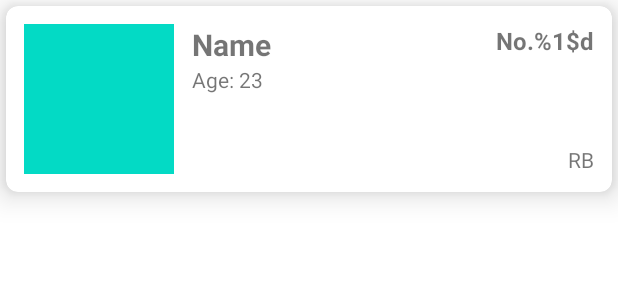
After one commit to patrick0422/SoccerHolic, an Android app: the layout item_player_list.xml on its own in the app's theme, with its tools: preview values and no code run, on a phone screen of 412 x 824 dp. The commit adds this screen. Shown: the top 300 px of the screen. Run offline under Robolectric (Android 15) with nearby library versions, the phone set to English and light mode, and no system bars.

Commit message:
Add player list item layout

```diff
--- /dev/null
+++ b/app/src/main/res/layout/item_player_list.xml
@@ -0,0 +1,74 @@
+<?xml version="1.0" encoding="utf-8"?>
+<layout xmlns:app="http://schemas.android.com/apk/res-auto"
+    xmlns:android="http://schemas.android.com/apk/res/android"
+    xmlns:tools="http://schemas.android.com/tools">
+
+    <data>
+
+    </data>
+
+    <androidx.cardview.widget.CardView
+        android:layout_width="match_parent"
+        android:layout_height="wrap_content"
+        android:layout_margin="4dp"
+        app:cardCornerRadius="8dp"
+        app:cardElevation="12dp">
+        <androidx.constraintlayout.widget.ConstraintLayout
+            android:layout_width="match_parent"
+            android:layout_height="wrap_content"
+            android:padding="12dp">
+
+            <ImageView
+                android:id="@+id/imagePlayerProfile"
+                android:layout_width="100dp"
+                android:layout_height="100dp"
+                tools:background="@color/teal_200"
+                app:layout_constraintBottom_toBottomOf="parent"
+                app:layout_constraintStart_toStartOf="parent"
+                app:layout_constraintTop_toTopOf="parent" />
+
+            <TextView
+                android:id="@+id/textPlayerName"
+                android:layout_width="0dp"
+                android:layout_height="wrap_content"
+                android:layout_marginHorizontal="12dp"
+                android:textSize="20sp"
+                android:textStyle="bold"
+                android:ellipsize="marquee"
+                app:layout_constraintEnd_toStartOf="@+id/textPlayerNumber"
+                app:layout_constraintStart_toEndOf="@+id/imagePlayerProfile"
+                app:layout_constraintTop_toTopOf="@+id/imagePlayerProfile"
+                tools:text="Name"
+                android:singleLine="true" />
+
+            <TextView
+                android:id="@+id/textPlayerNumber"
+                android:layout_width="wrap_content"
+                android:layout_height="wrap_content"
+                android:textSize="16sp"
+                android:textStyle="bold"
+                android:textAlignment="viewEnd"
+                app:layout_constraintEnd_toEndOf="parent"
+                app:layout_constraintTop_toTopOf="@+id/imagePlayerProfile"
+                tools:text="@string/player_number" />
+
+            <TextView
+                android:id="@+id/textPlayerAge"
+                android:layout_width="wrap_content"
+                android:layout_height="wrap_content"
+                app:layout_constraintStart_toStartOf="@+id/textPlayerName"
+                app:layout_constraintTop_toBottomOf="@+id/textPlayerName"
+                tools:text="Age: 23" />
+
+            <TextView
+                android:id="@+id/textPlayerPosition"
+                android:layout_width="wrap_content"
+                android:layout_height="wrap_content"
+                app:layout_constraintBottom_toBottomOf="@+id/imagePlayerProfile"
+                app:layout_constraintEnd_toEndOf="@+id/textPlayerNumber"
+                app:layout_constraintHorizontal_bias="1.0"
+                app:layout_constraintStart_toEndOf="@+id/imagePlayerProfile"
+                tools:text="RB" />
+        </androidx.constraintlayout.widget.ConstraintLayout>
+    </androidx.cardview.widget.CardView>
+</layout>
--- a/app/src/main/res/values/strings.xml
+++ b/app/src/main/res/values/strings.xml
@@ -8,5 +8,7 @@
     <string name="country">&lt;b>Country:&lt;/b> %1$s</string>
     <string name="venue">&lt;b>Venue:&lt;/b> %1$s</string>
     <string name="team_logo">Team Logo</string>
+    <string name="squad_info">Squad Info</string>
+    <string name="player_number">No.%1$d</string>
 
 </resources>
```
